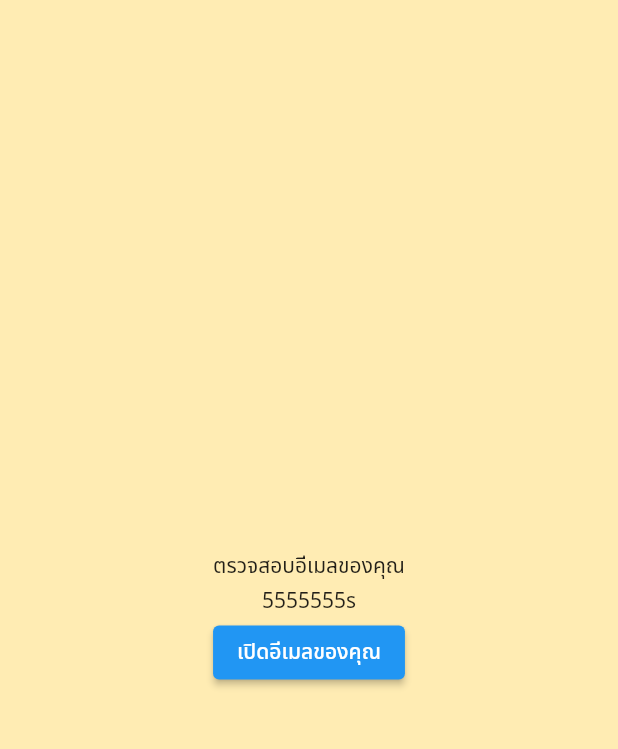
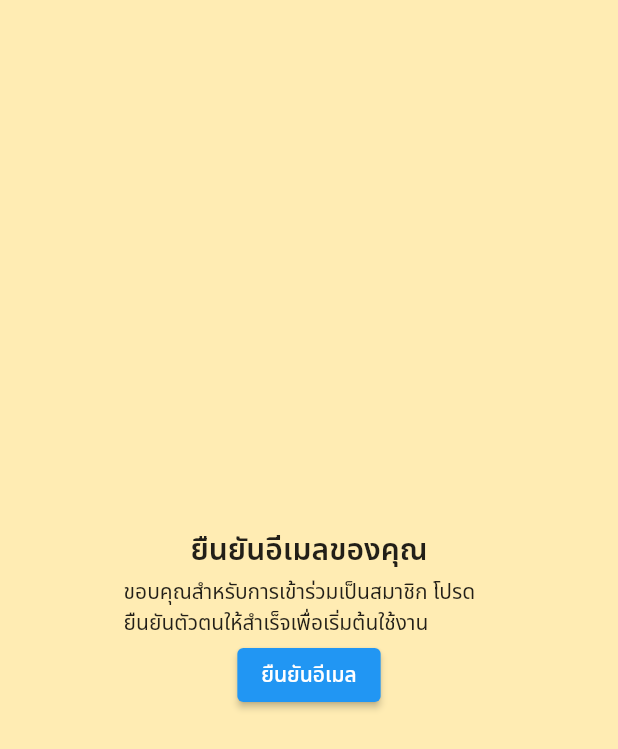
Before and after one commit to AINutritionProject/KinDeeUDee, a Flutter app: the VerifyPage screen opened directly, on a phone screen of 412 x 824 dp. Shown: the top 749 px of the screen. Run offline on Flutter 3.47's test engine with Material 2 defaults, Android fonts, the phone set to English and light mode, and no system bars; our stand-ins replace camera, cloud_firestore, csv, dotted_border, email_validator, firebase_auth and 9 more; missing offline and left inert: tflite_flutter; accounts and stored records are empty; project files that could hold a hidden picture were left out.

Commit message:
add function verify

```diff
--- a/lib/pages/verify_page.dart
+++ b/lib/pages/verify_page.dart
@@ -16,15 +16,18 @@ class VerifyPage extends StatelessWidget {
                   children: [
                     Container(
                       padding: const EdgeInsets.all(2),
-                      child: const Text('ตรวจสอบอีเมลของคุณ')
+                      child: const Text('ยืนยันอีเมลของคุณ',style: TextStyle(fontSize: 20,fontWeight: FontWeight.w600),)
+                      ),
+                       Container(
+                        padding: EdgeInsets.zero,
+                        margin: EdgeInsets.symmetric(horizontal: MediaQuery.of(context).size.width)*0.2,
+                        child: const Text('ขอบคุณสำหรับการเข้าร่วมเป็นสมาชิก โปรดยืนยันตัวตนให้สำเร็จเพื่อเริ่มต้นใช้งาน'),
                       ),
                       Container(
-                        child: Text('5555555s'),
-                      ),
-                      Container(
+                        padding: EdgeInsets.zero,
                         child: ElevatedButton(
                           onPressed: (){},
-                          child: Text('เปิดอีเมลของคุณ'),
+                          child: const Text('ยืนยันอีเมล'),
                         ),
                       )
 
```
